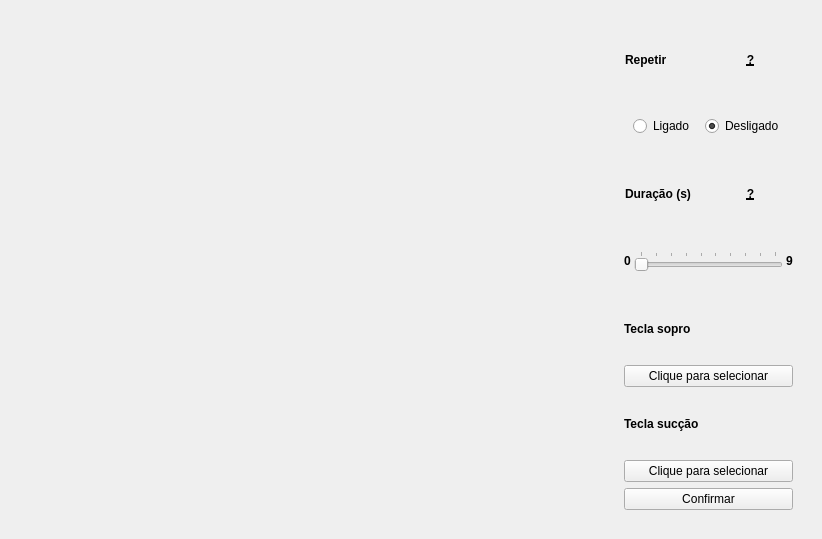
The window that ui/ui_files/config_widget.ui (JPCassimiro/JRE) describes before a commit, drawn with Qt 5.
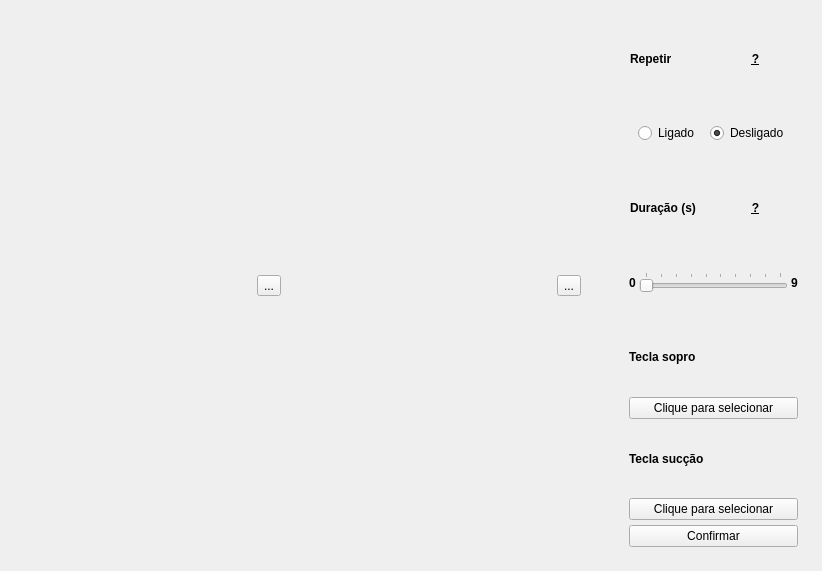
The same window after the commit. Icons and pictures are not drawn.

Commit message: config screen, log model and type hint changes

The edit to the form file:
```diff
--- a/ui/ui_files/config_widget.ui
+++ b/ui/ui_files/config_widget.ui
@@ -7,7 +7,7 @@
     <x>0</x>
     <y>0</y>
     <width>822</width>
-    <height>539</height>
+    <height>571</height>
    </rect>
   </property>
   <property name="windowTitle">
@@ -45,7 +45,19 @@
           <widget class="QWidget" name="optionsButtonsContainer" native="true">
            <layout class="QVBoxLayout" name="verticalLayout_2" stretch="0,0,0,0,0,0,0,0,0">
             <property name="spacing">
-             <number>6</number>
+             <number>5</number>
+            </property>
+            <property name="leftMargin">
+             <number>4</number>
+            </property>
+            <property name="topMargin">
+             <number>4</number>
+            </property>
+            <property name="rightMargin">
+             <number>4</number>
+            </property>
+            <property name="bottomMargin">
+             <number>4</number>
             </property>
             <item>
              <widget class="QWidget" name="repeatLabelContainer" native="true">
@@ -361,9 +373,9 @@
             </property>
             <item>
              <widget class="QWidget" name="exhaleContainer" native="true">
-              <layout class="QHBoxLayout" name="horizontalLayout_6" stretch="0,0">
+              <layout class="QHBoxLayout" name="horizontalLayout_5" stretch="0,0">
                <property name="spacing">
-                <number>1</number>
+                <number>10</number>
                </property>
                <property name="leftMargin">
                 <number>2</number>
@@ -402,36 +414,36 @@
                  </property>
                 </widget>
                </item>
-               <item>
+               <item alignment="Qt::AlignmentFlag::AlignHCenter">
                 <widget class="QWidget" name="exhaleSliderContainer" native="true">
-                 <layout class="QVBoxLayout" name="verticalLayout_4">
+                 <layout class="QVBoxLayout" name="verticalLayout_4" stretch="0">
                   <property name="spacing">
-                   <number>0</number>
+                   <number>1</number>
                   </property>
                   <property name="leftMargin">
                    <number>6</number>
                   </property>
                   <property name="topMargin">
-                   <number>0</number>
+                   <number>1</number>
                   </property>
                   <property name="rightMargin">
-                   <number>0</number>
+                   <number>1</number>
                   </property>
                   <property name="bottomMargin">
-                   <number>0</number>
+                   <number>1</number>
                   </property>
-                  <item>
-                   <spacer name="verticalSpacer">
-                    <property name="orientation">
-                     <enum>Qt::Orientation::Vertical</enum>
+                  <item alignment="Qt::AlignmentFlag::AlignHCenter">
+                   <widget class="QToolButton" name="resetExhalePressureValue">
+                    <property name="toolTip">
+                     <string comment="ConfigScreenHelper">Retornar o valor de pressão a 0</string>
                     </property>
-                    <property name="sizeHint" stdset="0">
-                     <size>
-                      <width>20</width>
-                      <height>489</height>
-                     </size>
+                    <property name="text">
+                     <string notr="true">...</string>
                     </property>
-                   </spacer>
+                    <property name="icon">
+                     <iconset theme="QIcon::ThemeIcon::EditDelete"/>
+                    </property>
+                   </widget>
                   </item>
                  </layout>
                 </widget>
@@ -441,9 +453,9 @@
             </item>
             <item>
              <widget class="QWidget" name="inhaleContainer" native="true">
-              <layout class="QHBoxLayout" name="horizontalLayout_5" stretch="0,0">
+              <layout class="QHBoxLayout" name="horizontalLayout_6">
                <property name="spacing">
-                <number>1</number>
+                <number>10</number>
                </property>
                <property name="leftMargin">
                 <number>2</number>
@@ -482,7 +494,7 @@
                  </property>
                 </widget>
                </item>
-               <item>
+               <item alignment="Qt::AlignmentFlag::AlignHCenter">
                 <widget class="QWidget" name="inhaleSliderContainer" native="true">
                  <layout class="QVBoxLayout" name="verticalLayout_5">
                   <property name="spacing">
@@ -500,18 +512,18 @@
                   <property name="bottomMargin">
                    <number>0</number>
                   </property>
-                  <item>
-                   <spacer name="verticalSpacer_2">
-                    <property name="orientation">
-                     <enum>Qt::Orientation::Vertical</enum>
+                  <item alignment="Qt::AlignmentFlag::AlignHCenter">
+                   <widget class="QToolButton" name="resetInhalePressureValue">
+                    <property name="toolTip">
+                     <string comment="ConfigScreenHelper">Retornar o valor de pressão a 0</string>
                     </property>
-                    <property name="sizeHint" stdset="0">
-                     <size>
-                      <width>20</width>
-                      <height>489</height>
-                     </size>
+                    <property name="text">
+                     <string>...</string>
                     </property>
-                   </spacer>
+                    <property name="icon">
+                     <iconset theme="QIcon::ThemeIcon::EditDelete"/>
+                    </property>
+                   </widget>
                   </item>
                  </layout>
                 </widget>
```
The commit also changes 17 other files.
